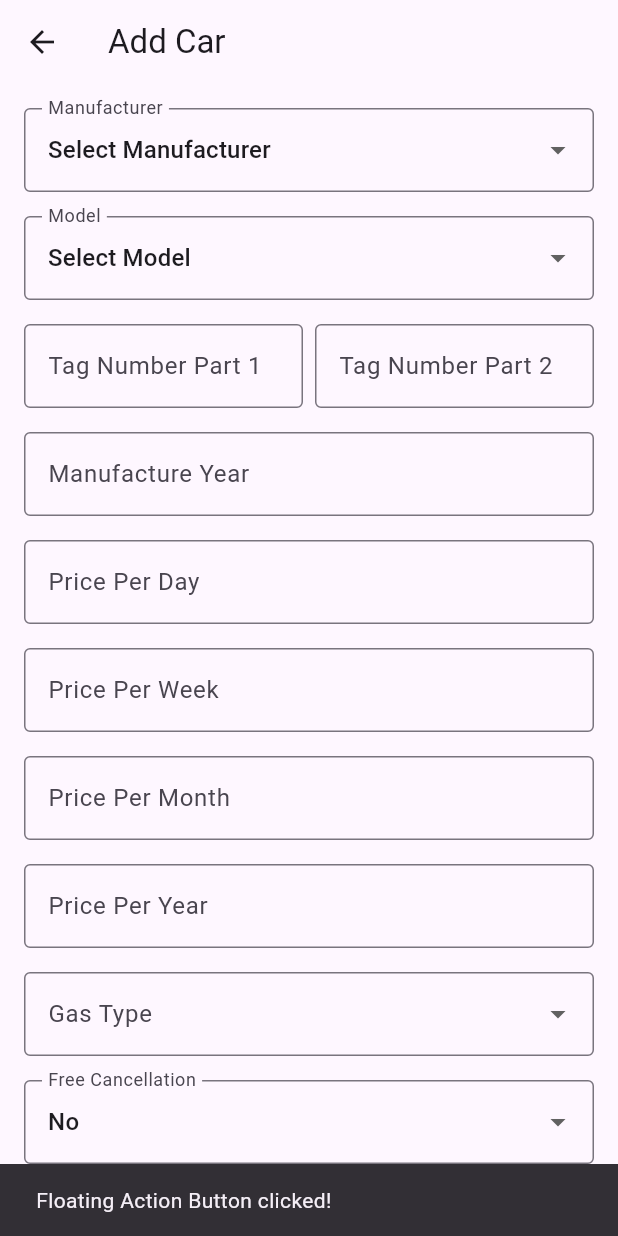
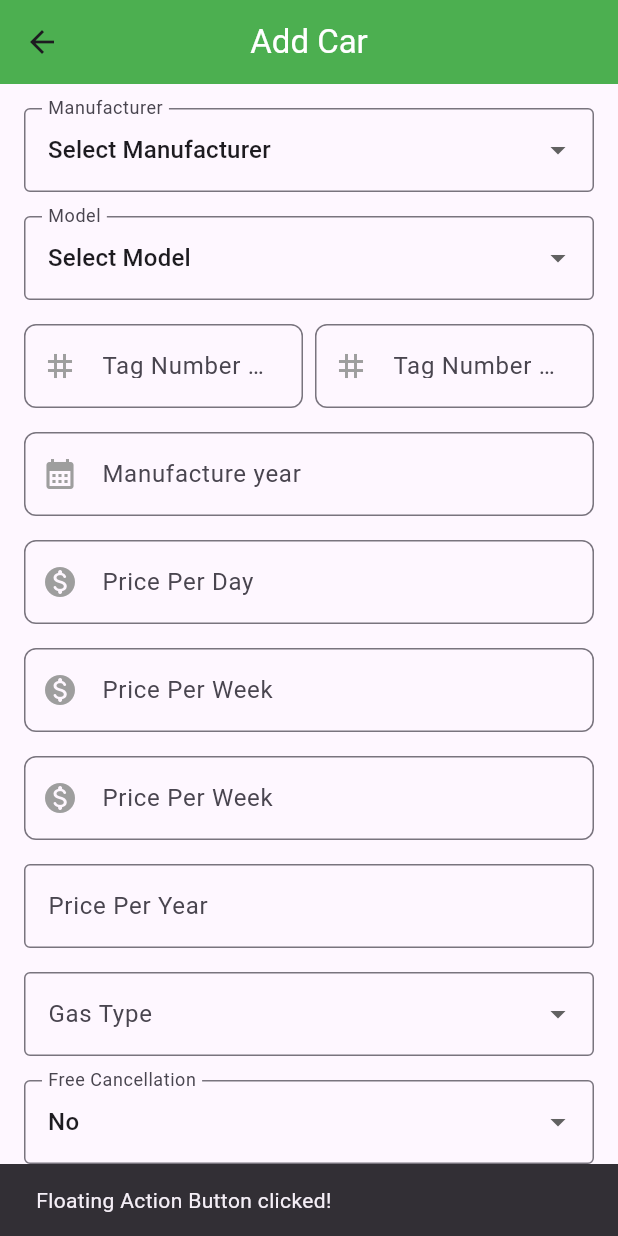
Before and after one commit to oussamasebai01/Car, a Flutter app: the MyBookingScreen screen opened by its route, after a tap on the "add" icon, on a phone screen of 412 x 824 dp. Run offline on Flutter 3.47's test engine with Material 3 defaults, Android fonts, the light colour scheme and no system bars; our stand-ins replace auto_size_text, font_awesome_flutter, image_picker, shared_preferences, sizer, smooth_page_indicator; accounts and stored records are empty; network calls fail.

Commit message:
My cars institution(finallllllllllllllllllllllllllllllllllllllllllllllll2)

```diff
--- a/lib/bookingCar.dart
+++ b/lib/bookingCar.dart
@@ -7,6 +7,8 @@ import 'package:flutter/material.dart';
 import 'package:image_picker/image_picker.dart';
 import '../../utils/constant.dart';
 import 'package:intl/intl.dart';
+
+import 'dashboard_client.dart';
 
 class BookingDetailScreen extends StatefulWidget {
   final String date_debut;
@@ -186,7 +188,15 @@ class _BookingDetailScreenState extends State<BookingDetailScreen> {
         padding: EdgeInsets.symmetric(horizontal: 20, vertical: 10),
         color: Colors.white,
         child: ElevatedButton(
-          onPressed: _submitForm, // Appeler _submitForm ici
+          onPressed:() {
+            _submitForm ; // Appeler _submitForm ici
+        Navigator.push(
+        context,
+        MaterialPageRoute(
+        builder: (context) => CarSearchPage(),
+        ),
+        );
+          },
           style: ElevatedButton.styleFrom(
             backgroundColor: primaryColor,
             minimumSize: Size(double.infinity, 50),
--- a/lib/screens/auth/Singin.dart
+++ b/lib/screens/auth/Singin.dart
@@ -2,7 +2,9 @@ import 'package:flutter/material.dart';
 import 'package:http/http.dart' as http;
 import 'dart:convert';
 import 'package:car/utils/config.dart';
-import 'package:shared_preferences/shared_preferences.dart'; // Import SharedPreferences
+import 'package:shared_preferences/shared_preferences.dart';
+
+import '../../dashboard_client.dart'; // Import SharedPreferences
 class SignInScreen extends StatefulWidget {
   const SignInScreen({Key? key}) : super(key: key);
 
@@ -110,6 +112,19 @@ class _SignInScreenState extends State<SignInScreen> {
             fontSize: 18,
             fontWeight: FontWeight.bold,
           ),
+        ),
+        iconTheme: const IconThemeData(color: Colors.white),
+        leading: IconButton(
+          icon: const Icon(Icons.arrow_back), // Icône de retour
+          onPressed: () {
+            // Navigation vers l'écran précédent
+            Navigator.push(
+              context,
+              MaterialPageRoute(
+                builder: (context) => CarSearchPage(),
+              ),
+            );
+          },
         ),
       ),
       body: SingleChildScrollView(
--- a/lib/screens/institutions/my_car/add_car.dart
+++ b/lib/screens/institutions/my_car/add_car.dart
@@ -28,6 +28,7 @@ class _AddInstitutionCarScreenState extends State<AddInstitutionCarScreen> {
   String? selectedCountry;
   String? selectedCity;
   int? selectedCountryId;
+
   late Future<List<Map<String, dynamic>>> fetchedCountries;
   final Map<String, dynamic> _formData = {
     'manufacturer': '',
@@ -88,8 +89,10 @@ class _AddInstitutionCarScreenState extends State<AddInstitutionCarScreen> {
   // Extraire les labels de colorOptions et les convertir en majuscules
   final colors = colorOptions.map((option) {
     final label = option['label'] ?? ''; // Valeur par défaut si null
-    return label.toUpperCase();
+    return label.toUpperCase(); // Convertir en majuscules
   }).toList();
+  // Normaliser la valeur sélectionnée
+
   List<dynamic> manufactures = [];
   List<dynamic> models = [];
   List<String> countries = ['Tunisia', 'Jordan'];
@@ -99,6 +102,7 @@ class _AddInstitutionCarScreenState extends State<AddInstitutionCarScreen> {
   @override
   void initState() {
     fetchedCountries = fetchCountries();
+
     super.initState();
     fetchManufactures();
     if (widget.isEdit && widget.tempCar != null) {
@@ -194,6 +198,7 @@ class _AddInstitutionCarScreenState extends State<AddInstitutionCarScreen> {
       // _formData['manufacturer'] = car['model']?['manufacture']?? '';
       // _formData['model'] = car['model']?['id'] ?? '';
       _formData['tagNumber1'] = splitArray[0];
+
       _formData['tagNumber2'] = splitArray[1];
       _formData['manuYear'] = car['manu_year'] ?? '';
       _formData['pricePerDay'] = car['price_per_day']?.toString() ?? '';
@@ -212,7 +217,6 @@ class _AddInstitutionCarScreenState extends State<AddInstitutionCarScreen> {
       _formData['reason'] = car['reason'] ?? '';
     });
   }
-
   Future<void> _submitForm() async {
     final token = await getAuthToken();
     if (!_formKey.currentState!.validate()) {
@@ -293,10 +297,15 @@ class _AddInstitutionCarScreenState extends State<AddInstitutionCarScreen> {
 
   @override
   Widget build(BuildContext context) {
+    final selectedColor = _formData['color']?.toUpperCase(); // <-- Correctement placé ici
     return Scaffold(
       appBar: AppBar(
-        title: Text(widget.isEdit ? 'Edit Car' : 'Add Car'),
+        title: Text(widget.isEdit ? 'Edit Car' : 'Add Car', style: TextStyle(color: Colors.white)),
+        centerTitle: true,
+        backgroundColor: Colors.green,
+        elevation: 0,
       ),
+
       body: SingleChildScrollView(
         padding: const EdgeInsets.all(16),
         child: Form(
@@ -365,9 +374,12 @@ class _AddInstitutionCarScreenState extends State<AddInstitutionCarScreen> {
                   Expanded(
                     child: TextFormField(
                       initialValue: _formData['tagNumber1'],
-                      decoration: const InputDecoration(
-                        labelText: 'Tag Number Part 1',
-                        border: OutlineInputBorder(),
+                      decoration: InputDecoration(
+                        labelText: "Tag Number Part 1",
+                        prefixIcon: const Icon(Icons.tag, color: Colors.grey),
+                        border: OutlineInputBorder(
+                          borderRadius: BorderRadius.circular(8),
+                        ),
                       ),
                       onChanged: (value) {
                         setState(() {
@@ -380,10 +392,13 @@ class _AddInstitutionCarScreenState extends State<AddInstitutionCarScreen> {
                   Expanded(
                     child: TextFormField(
                       initialValue: _formData['tagNumber2'],
-                      decoration: const InputDecoration(
-                        labelText: 'Tag Number Part 2',
-                        border: OutlineInputBorder(),
-                      ),
+                        decoration: InputDecoration(
+                          labelText: "Tag Number Part 2",
+                          prefixIcon: const Icon(Icons.tag, color: Colors.grey),
+                          border: OutlineInputBorder(
+                            borderRadius: BorderRadius.circular(8),
+                          ),
+                        ),
                       onChanged: (value) {
                         setState(() {
                           _formData['tagNumber2'] = value;
@@ -398,9 +413,13 @@ class _AddInstitutionCarScreenState extends State<AddInstitutionCarScreen> {
               // Manufacture Year
               TextFormField(
                 initialValue: _formData['manuYear'],
-                decoration: const InputDecoration(
-                  labelText: 'Manufacture Year',
-                  border: OutlineInputBorder(),
+                keyboardType: TextInputType.numberWithOptions(signed: false),
+                decoration: InputDecoration(
+                  labelText: "Manufacture year",
+                  prefixIcon: const Icon(Icons.calendar_month, color: Colors.grey),
+                  border: OutlineInputBorder(
+                    borderRadius: BorderRadius.circular(8),
+                  ),
                 ),
                 onChanged: (value) {
                   setState(() {
@@ -413,9 +432,13 @@ class _AddInstitutionCarScreenState extends State<AddInstitutionCarScreen> {
               // Price Per Day
               TextFormField(
                 initialValue: _formData['pricePerDay'],
-                decoration: const InputDecoration(
-                  labelText: 'Price Per Day',
-                  border: OutlineInputBorder(),
+                keyboardType: TextInputType.number,
+                decoration: InputDecoration(
+                  labelText: "Price Per Day",
+                  prefixIcon: const Icon(Icons.monetization_on_rounded, color: Colors.grey),
+                  border: OutlineInputBorder(
+                    borderRadius: BorderRadius.circular(8),
+                  ),
                 ),
                 onChanged: (value) {
                   setState(() {
@@ -428,9 +451,13 @@ class _AddInstitutionCarScreenState extends State<AddInstitutionCarScreen> {
               // Price Per Week
               TextFormField(
                 initialValue: _formData['pricePerWeek'],
-                decoration: const InputDecoration(
-                  labelText: 'Price Per Week',
-                  border: OutlineInputBorder(),
+                keyboardType: TextInputType.number,
+                decoration: InputDecoration(
+                  labelText: "Price Per Week",
+                  prefixIcon: const Icon(Icons.monetization_on_rounded, color: Colors.grey),
+                  border: OutlineInputBorder(
+                    borderRadius: BorderRadius.circular(8),
+                  ),
                 ),
                 onChanged: (value) {
                   setState(() {
@@ -443,9 +470,13 @@ class _AddInstitutionCarScreenState extends State<AddInstitutionCarScreen> {
               // Price Per Month
               TextFormField(
                 initialValue: _formData['pricePerMonth'],
-                decoration: const InputDecoration(
-                  labelText: 'Price Per Month',
-                  border: OutlineInputBorder(),
+                keyboardType: TextInputType.number,
+                decoration: InputDecoration(
+                  labelText: "Price Per Week",
+                  prefixIcon: const Icon(Icons.monetization_on_rounded, color: Colors.grey),
+                  border: OutlineInputBorder(
+                    borderRadius: BorderRadius.circular(8),
+                  ),
                 ),
                 onChanged: (value) {
                   setState(() {
@@ -632,39 +663,15 @@ class _AddInstitutionCarScreenState extends State<AddInstitutionCarScreen> {
           ),
               const SizedBox(height: 16),
 
-              // City Dropdown
-              // DropdownButtonFormField(
-              //   value: _formData['city'],
-              //   items: [
-              //     DropdownMenuItem(
-              //       value: null,
-              //       child: Text('Select City'),
-              //     ),
-              //     ...cities.map((city) {
-              //       return DropdownMenuItem(
-              //         value: city,
-              //         child: Text(city),
-              //       );
-              //     }).toList(),
-              //   ],
-              //   onChanged: (value) {
-              //     setState(() {
-              //       _formData['city'] = value ?? '';
-              //     });
-              //   },
-              //   decoration: const InputDecoration(
-              //     labelText: 'City',
-              //     border: OutlineInputBorder(),
-              //   ),
-              // ),
+
               const SizedBox(height: 16),
 
               DropdownButtonFormField<String>(
-                value: _formData['color']?.isEmpty ?? true ? null : _formData['color'], // Vérification null-safe
+                value: selectedColor, // Utiliser la valeur normalisée
                 items: colors.map((String color) {
                   // Trouver l'objet color correspondant dans colorOptions
                   final colorOption = colorOptions.firstWhere(
-                        (option) => option['label']?.toUpperCase() == color,
+                        (option) => (option['label'] ?? '').toUpperCase() == color.toUpperCase(), // Comparaison insensible à la casse
                     orElse: () => { 'label': 'UNKNOWN', 'color': '#000000' }, // Ajout de 'label'
                   );
 
@@ -673,7 +680,7 @@ class _AddInstitutionCarScreenState extends State<AddInstitutionCarScreen> {
                   final colorValue = colorHex.replaceAll('#', '0xFF');
 
                   return DropdownMenuItem<String>(
-                    value: color,
+                    value: color, // Utiliser la valeur en majuscules
                     child: Row(
                       children: [
                         Container(
--- a/lib/screens/institutions/my_car/car_liste.dart
+++ b/lib/screens/institutions/my_car/car_liste.dart
@@ -5,6 +5,7 @@ import 'package:flutter/material.dart';
 import 'package:http/http.dart' as http;
 import 'package:shared_preferences/shared_preferences.dart';
 import 'package:sizer/sizer.dart';
+import '../DashboardInstitution.dart';
 import 'add_car.dart';
 import 'car_details.dart';
 
@@ -165,6 +166,18 @@ class _MyBookingScreenState extends State<MyBookingScreen> {
         backgroundColor: Colors.green,
         elevation: 0,
         iconTheme: const IconThemeData(color: Colors.white),
+        leading: IconButton(
+          icon: const Icon(Icons.arrow_back), // Icône de retour
+          onPressed: () {
+            // Navigation vers l'écran précédent
+            Navigator.push(
+              context,
+              MaterialPageRoute(
+                builder: (context) => DashboardInstitution(),
+              ),
+            );
+          },
+        ),
       ),
       body: Column(
         children: [
```
